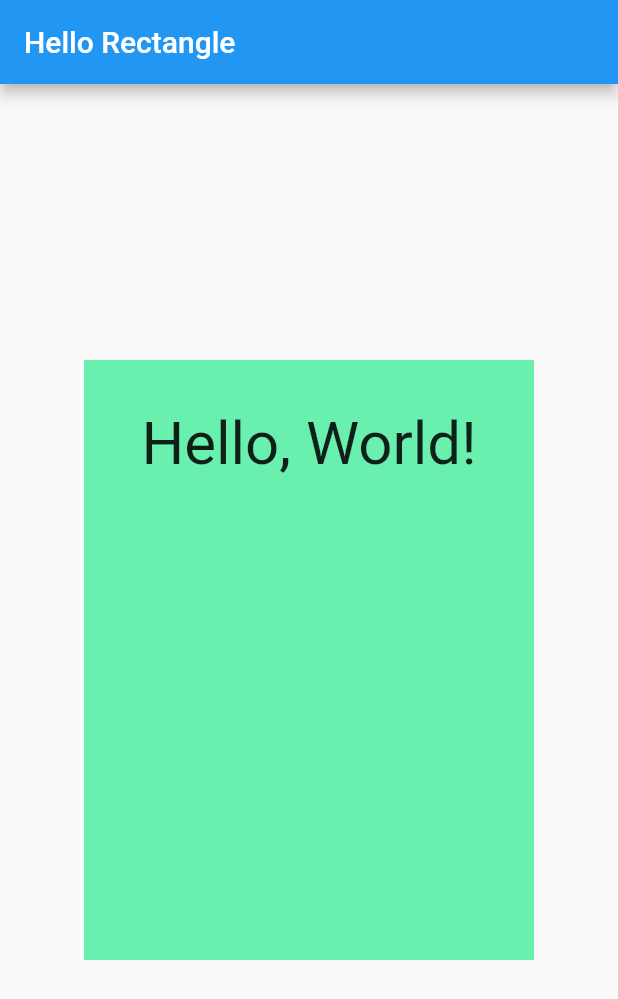
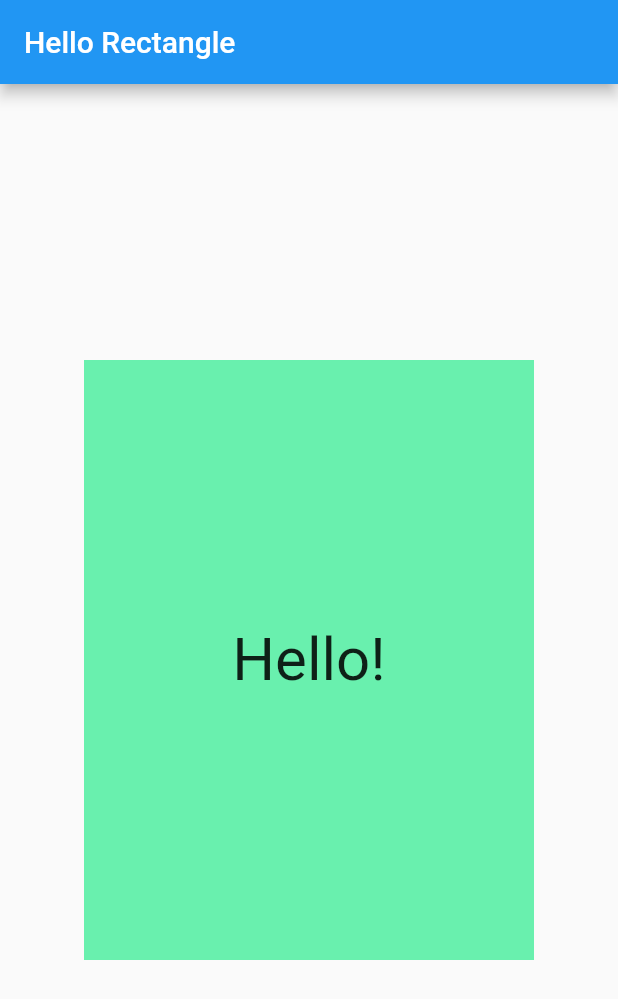
Before and after one commit to Unc7e/TutorialFlutterHelloRectangle, a Flutter app: the screen it shows after launch, on a phone screen of 412 x 824 dp. Shown: the top 999 px of the screen. Run offline on Flutter 3.47's test engine with Material 2 defaults, Android fonts, the phone set to English and light mode, and no system bars.

Commit message:
demo: Dissecting hello_rectangle shown as the example

```diff
--- a/hello_rectangle/lib/main.dart
+++ b/hello_rectangle/lib/main.dart
@@ -1,7 +1,20 @@
 import 'package:flutter/material.dart';
-import 'package:flutter/widgets.dart';
 
-const _padding = EdgeInsets.all(16.0);
+class HelloRectangle extends StatelessWidget {
+  @override
+  Widget build(BuildContext context) {
+    return Center(
+      child: Container(
+        color: Colors.greenAccent,
+        height: 400.0,
+        width: 300.0,
+        child: Center(
+          child: Text("Hello!", style: TextStyle(fontSize: 40.0)),
+        ),
+      ),
+    );
+  }
+}
 
 void main() {
   runApp(
@@ -16,24 +29,3 @@ void main() {
     ),
   );
 }
-
-class HelloRectangle extends StatelessWidget {
-  @override
-  Widget build(BuildContext context) {
-    return Center(
-        child: Container(
-      padding: _padding,
-      color: Colors.greenAccent,
-      height: 400.0,
-      width: 300.0,
-      child: Padding(
-        padding: _padding,
-        child: Text(
-          'Hello, World!',
-          style: TextStyle(fontSize: 40.0),
-          textAlign: TextAlign.center,
-        ),
-      ),
-    ));
-  }
-}
```
